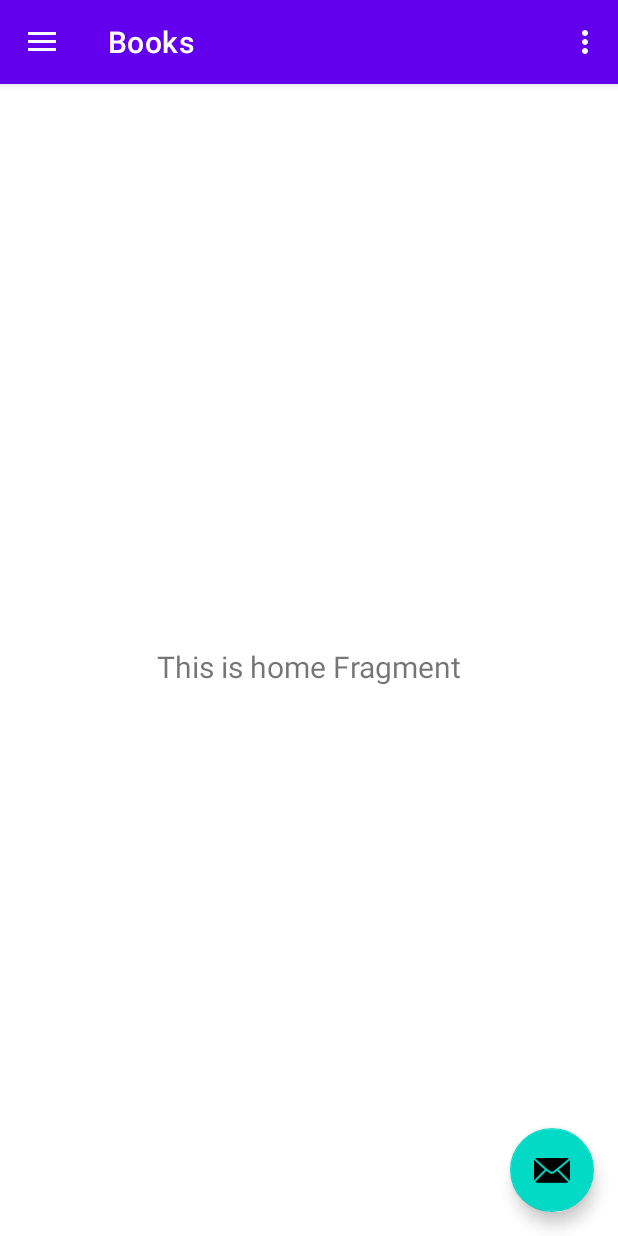
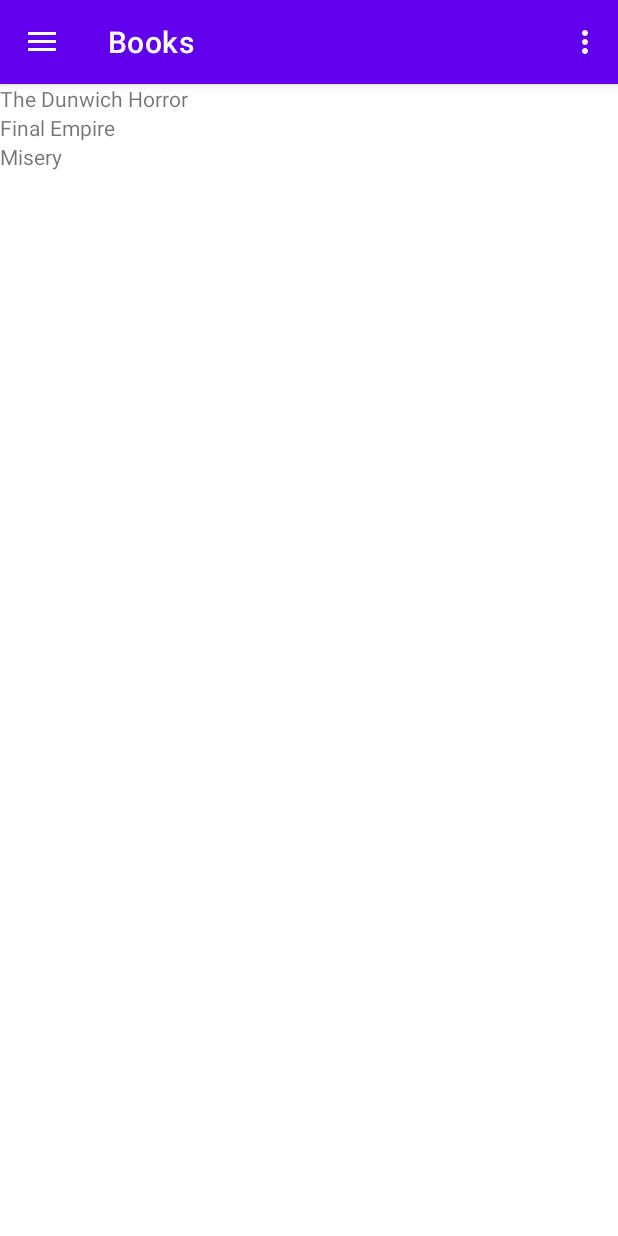
Before and after one commit to rodrigonovoas/my-book-collection-app, an Android app: the screen it shows after launch (MainActivity), on a phone screen of 412 x 824 dp. Run offline under Robolectric (Android 15) with nearby library versions, the phone set to English and light mode, and no system bars; our stand-ins replace navigation-ui.

Commit message:
basic recyclerview setup for books fragment and a fake api customize items UI with fake data help

```diff
--- a/app/src/main/java/app/rodrigonovoa/mybookcollection/MainActivity.kt
+++ b/app/src/main/java/app/rodrigonovoa/mybookcollection/MainActivity.kt
@@ -26,10 +26,6 @@ class MainActivity : AppCompatActivity() {
 
         setSupportActionBar(binding.appBarMain.toolbar)
 
-        binding.appBarMain.fab.setOnClickListener { view ->
-            Snackbar.make(view, "Replace with your own action", Snackbar.LENGTH_LONG)
-                .setAction("Action", null).show()
-        }
         val drawerLayout: DrawerLayout = binding.drawerLayout
         val navView: NavigationView = binding.navView
         val navController = findNavController(R.id.nav_host_fragment_content_main)
--- /dev/null
+++ b/app/src/main/java/app/rodrigonovoa/mybookcollection/api/FakeGoogleBooksApi.kt
@@ -0,0 +1,13 @@
+package app.rodrigonovoa.mybookcollection.api
+
+import app.rodrigonovoa.mybookcollection.data.Book
+
+class FakeGoogleBooksApi: GoogleBooksApiInterface {
+    override fun getBooksFromApi(): List<Book> {
+        val book1 = Book(1, "The Dunwich Horror", "H.P. Lovecraft", "Example book numer one", "https://www.google.com/url?sa=i&url=https%3A%2F%2Fwww.amazon.es%2FDunwich-Horror-Classics-Go-English-ebook%2Fdp%2FB077V2V364&psig=AOvVaw3nE7R_RRVcTn1rEmLqMmab&ust=1672865124483000&source=images&cd=vfe&ved=0CBAQjRxqFwoTCIDlxbeirPwCFQAAAAAdAAAAABAE")
+        val book2 = Book(1, "Final Empire", "Brandon Sanderson","Example book numer two", "https://www.google.com/url?sa=i&url=https%3A%2F%2Fwww.kobo.com%2Fes%2Fes%2Faudiobook%2Fthe-final-empire-2&psig=AOvVaw0I1u-UMSWIf7y3Qrz__s6f&ust=1672865278726000&source=images&cd=vfe&ved=0CBAQjRxqFwoTCPjCjIGjrPwCFQAAAAAdAAAAABAJ")
+        val book3 = Book(1, "Misery", "Stephen King","Example book numer one", "https://m.media-amazon.com/images/I/51SSlC2WctL.jpg")
+
+        return listOf(book1, book2, book3)
+    }
+}
--- /dev/null
+++ b/app/src/main/java/app/rodrigonovoa/mybookcollection/api/GoogleBooksApiInterface.kt
@@ -0,0 +1,7 @@
+package app.rodrigonovoa.mybookcollection.api
+
+import app.rodrigonovoa.mybookcollection.data.Book
+
+interface GoogleBooksApiInterface {
+    fun getBooksFromApi(): List<Book>
+}
--- /dev/null
+++ b/app/src/main/java/app/rodrigonovoa/mybookcollection/data/Book.kt
@@ -0,0 +1,3 @@
+package app.rodrigonovoa.mybookcollection.data
+
+data class Book(val id: Int, val name: String, val author: String, val description: String, val imageUrl: String)
--- a/app/src/main/java/app/rodrigonovoa/mybookcollection/ui/myBooks/MyBooksFragment.kt
+++ b/app/src/main/java/app/rodrigonovoa/mybookcollection/ui/myBooks/MyBooksFragment.kt
@@ -4,17 +4,15 @@ import android.os.Bundle
 import android.view.LayoutInflater
 import android.view.View
 import android.view.ViewGroup
-import android.widget.TextView
 import androidx.fragment.app.Fragment
 import androidx.lifecycle.ViewModelProvider
+import androidx.recyclerview.widget.LinearLayoutManager
 import app.rodrigonovoa.mybookcollection.databinding.FragmentMyBooksBinding
 
 class MyBooksFragment : Fragment() {
 
+    private lateinit var viewModel: MyBooksViewModel
     private var _binding: FragmentMyBooksBinding? = null
-
-    // This property is only valid between onCreateView and
-    // onDestroyView.
     private val binding get() = _binding!!
 
     override fun onCreateView(
@@ -22,17 +20,23 @@ class MyBooksFragment : Fragment() {
         container: ViewGroup?,
         savedInstanceState: Bundle?
     ): View {
-        val homeViewModel =
+        viewModel =
             ViewModelProvider(this).get(MyBooksViewModel::class.java)
-
         _binding = FragmentMyBooksBinding.inflate(inflater, container, false)
         val root: View = binding.root
+        return root
+    }
 
-        val textView: TextView = binding.textHome
-        homeViewModel.text.observe(viewLifecycleOwner) {
-            textView.text = it
-        }
-        return root
+    override fun onViewCreated(view: View, savedInstanceState: Bundle?) {
+        super.onViewCreated(view, savedInstanceState)
+        setRecyclerviewAdapter()
+    }
+
+    private fun setRecyclerviewAdapter() {
+        val fakeData = viewModel.getBookList()
+        val adapter = MyBooksListAdapter(fakeData)
+        binding.rcBookList.layoutManager = LinearLayoutManager(requireContext())
+        binding.rcBookList.adapter = adapter
     }
 
     override fun onDestroyView() {
--- /dev/null
+++ b/app/src/main/java/app/rodrigonovoa/mybookcollection/ui/myBooks/MyBooksListAdapter.kt
@@ -0,0 +1,35 @@
+package app.rodrigonovoa.mybookcollection.ui.myBooks
+
+import android.util.Log
+import android.view.LayoutInflater
+import android.view.View
+import android.view.ViewGroup
+import android.widget.ImageView
+import android.widget.TextView
+import androidx.recyclerview.widget.RecyclerView
+import app.rodrigonovoa.mybookcollection.R
+import app.rodrigonovoa.mybookcollection.data.Book
+
+class MyBooksListAdapter(private val booksList: List<Book>) : RecyclerView.Adapter<MyBooksListAdapter.ViewHolder>() {
+
+    override fun onCreateViewHolder(parent: ViewGroup, viewType: Int): ViewHolder {
+        val view = LayoutInflater.from(parent.context)
+            .inflate(R.layout.book_list_item, parent, false)
+        return ViewHolder(view)
+    }
+
+    override fun onBindViewHolder(holder: ViewHolder, position: Int) {
+        val bookItem = booksList[position]
+        // holder.imvCover.setImageResource(ItemsViewModel.image)
+        holder.tvTitle.text = bookItem.name
+    }
+
+    override fun getItemCount(): Int {
+        return booksList.size
+    }
+
+    class ViewHolder(ItemView: View) : RecyclerView.ViewHolder(ItemView) {
+        val imvCover: ImageView = itemView.findViewById(R.id.imv_book_cover)
+        val tvTitle: TextView = itemView.findViewById(R.id.tv_book_name)
+    }
+}
--- a/app/src/main/java/app/rodrigonovoa/mybookcollection/ui/myBooks/MyBooksViewModel.kt
+++ b/app/src/main/java/app/rodrigonovoa/mybookcollection/ui/myBooks/MyBooksViewModel.kt
@@ -3,11 +3,14 @@ package app.rodrigonovoa.mybookcollection.ui.myBooks
 import androidx.lifecycle.LiveData
 import androidx.lifecycle.MutableLiveData
 import androidx.lifecycle.ViewModel
+import app.rodrigonovoa.mybookcollection.api.FakeGoogleBooksApi
+import app.rodrigonovoa.mybookcollection.api.GoogleBooksApiInterface
+import app.rodrigonovoa.mybookcollection.data.Book
 
 class MyBooksViewModel : ViewModel() {
+    private val googleApi: GoogleBooksApiInterface = FakeGoogleBooksApi()
 
-    private val _text = MutableLiveData<String>().apply {
-        value = "This is home Fragment"
+    fun getBookList(): List<Book> {
+        return googleApi.getBooksFromApi()
     }
-    val text: LiveData<String> = _text
 }
--- a/app/src/main/res/layout/app_bar_main.xml
+++ b/app/src/main/res/layout/app_bar_main.xml
@@ -22,13 +22,4 @@
 
     <include layout="@layout/content_main" />
 
-    <com.google.android.material.floatingactionbutton.FloatingActionButton
-        android:id="@+id/fab"
-        android:layout_width="wrap_content"
-        android:layout_height="wrap_content"
-        android:layout_gravity="bottom|end"
-        android:layout_marginEnd="@dimen/fab_margin"
-        android:layout_marginBottom="16dp"
-        app:srcCompat="@android:drawable/ic_dialog_email" />
-
 </androidx.coordinatorlayout.widget.CoordinatorLayout>
--- /dev/null
+++ b/app/src/main/res/layout/book_list_item.xml
@@ -0,0 +1,16 @@
+<?xml version="1.0" encoding="utf-8"?>
+<RelativeLayout xmlns:android="http://schemas.android.com/apk/res/android"
+    android:layout_width="match_parent"
+    android:layout_height="wrap_content">
+
+    <ImageView
+        android:id="@+id/imv_book_cover"
+        android:layout_width="wrap_content"
+        android:layout_height="wrap_content"/>
+
+    <TextView
+        android:id="@+id/tv_book_name"
+        android:layout_width="wrap_content"
+        android:layout_height="wrap_content" />
+
+</RelativeLayout>
--- a/app/src/main/res/layout/fragment_my_books.xml
+++ b/app/src/main/res/layout/fragment_my_books.xml
@@ -1,22 +1,19 @@
 <?xml version="1.0" encoding="utf-8"?>
-<androidx.constraintlayout.widget.ConstraintLayout xmlns:android="http://schemas.android.com/apk/res/android"
+<RelativeLayout xmlns:android="http://schemas.android.com/apk/res/android"
     xmlns:app="http://schemas.android.com/apk/res-auto"
     xmlns:tools="http://schemas.android.com/tools"
     android:layout_width="match_parent"
     android:layout_height="match_parent"
     tools:context=".ui.myBooks.MyBooksFragment">
 
-    <TextView
-        android:id="@+id/text_home"
+    <androidx.recyclerview.widget.RecyclerView
+        android:id="@+id/rc_book_list"
         android:layout_width="match_parent"
-        android:layout_height="wrap_content"
-        android:layout_marginStart="8dp"
-        android:layout_marginTop="8dp"
-        android:layout_marginEnd="8dp"
+        android:layout_height="match_parent"
         android:textAlignment="center"
         android:textSize="20sp"
         app:layout_constraintBottom_toBottomOf="parent"
         app:layout_constraintEnd_toEndOf="parent"
         app:layout_constraintStart_toStartOf="parent"
         app:layout_constraintTop_toTopOf="parent" />
-</androidx.constraintlayout.widget.ConstraintLayout>
+</RelativeLayout>
```
